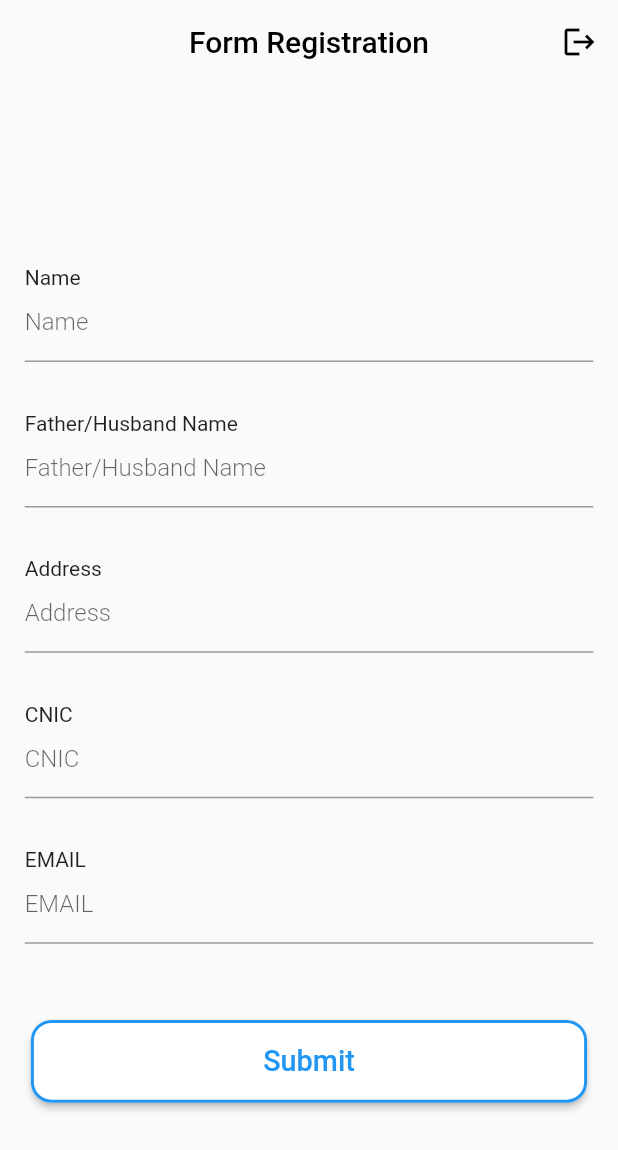
After one commit to hassankhan5805/Smart-License, a Flutter app: the FormRegistration screen opened directly, on a phone screen of 412 x 824 dp. The commit adds this screen. Shown: the top 1150 px of the screen. Run offline on Flutter 3.47's test engine with Material 2 defaults, Android fonts, the phone set to English and light mode, and no system bars; our stand-ins replace cloud_firestore, firebase_auth, firebase_core, get, sizer; accounts and stored records are empty.

Commit message:
basic form

```diff
--- a/lib/main.dart
+++ b/lib/main.dart
@@ -9,7 +9,6 @@ import 'controllers/loading.dart';
 void main() async {
   WidgetsFlutterBinding.ensureInitialized();
   await Firebase.initializeApp();
-  // await FirebaseAuth.instance.signOut();
   Get.put(LoadingController());
   runApp(const MyApp());
 }
--- a/lib/model/admin.dart
+++ b/lib/model/admin.dart
@@ -1,5 +1,4 @@
 import 'package:cloud_firestore/cloud_firestore.dart';
-import 'package:smartlicense/model/type.dart';
 
 class AdminModel {
   String? uid;
@@ -11,7 +10,7 @@ class AdminModel {
   String? type;
   String? approvedBy;
   String? approvedOn;
-  UserType? userType;
+  String? userType;
 
   AdminModel(
       {this.uid,this.name,
@@ -34,7 +33,7 @@ class AdminModel {
     type = json['userType'];
     approvedBy = json['approvedBy'];
     approvedOn = json['approvedOn'];
-    userType = UserType().instance(json['userType']);
+    userType = json['userType'];
   }
 
   Map<String, dynamic> toJson() {
--- a/lib/model/user.dart
+++ b/lib/model/user.dart
@@ -1,42 +1,200 @@
-import 'package:cloud_firestore/cloud_firestore.dart';
-import 'package:smartlicense/model/type.dart';
-
 class UserModel {
   String? name;
   String? email;
-  Timestamp? registeredOn;
-  String? profileImageUrl;
-  String? status;
-  String? type;
-  UserType? userType;
+  String? licenseNo;
+  String? fatherOrhusbandName;
+  String? dateOfBirth;
+  String? cnic;
+  String? address;
+  String? district;
+  String? gender;
+  String? contactNo;
+  String? religion;
+  String? martialStatus;
+  String? licenseCategory;
+  String? endLicenseCategory;
+  String? dOI;
+  String? bloodGroup;
+  String? validUpTo;
+  String? userType;
+  String? formComments;
+  String? formStatus;
+  String? formApprovedBy;
+  String? formApprovedOn;
+  String? appliedOn;
+  String? medicalResult;
+  String? medicalResultGivenBy;
+  String? medicalResultDeclaredOn;
+  String? medicalComments;
+  int? mediacalAttempts;
+  String? quizTrainingStatus;
+  String? quizResultDate;
+  String? quizResult;
+  String? quizResultStatus;
+  int? quizAttempts;
+  String? drivingTestDate;
+  int? drivingAttempts;
+  String? drivingTestMonitor;
+  String? drivingTestResult;
+  String? drivingTestComments;
+  String? licenseApproval;
+  String? licensePickupDate;
+  String? licensePickupLocation;
+  String? licenseAssignedOn;
+  String? licenseGivenBy;
+  String? userConcent;
+  String? profilePictureUrl;
+  String? idFrontUrl;
+  String? idBackUrl;
 
   UserModel(
-      {this.name,
-      this.email,
-      this.registeredOn,
-      this.profileImageUrl,
-      this.status,
-      this.type,
-      this.userType});
+      {this.name="",
+      this.email="",
+      this.licenseNo="",
+      this.fatherOrhusbandName="",
+      this.dateOfBirth="",
+      this.cnic="",
+      this.address="",
+      this.district="",
+      this.gender="",
+      this.contactNo="",
+      this.religion="",
+      this.martialStatus="",
+      this.licenseCategory="",
+      this.endLicenseCategory="",
+      this.dOI="",
+      this.bloodGroup="",
+      this.validUpTo="",
+      this.userType="",
+      this.formComments="",
+      this.formStatus="",
+      this.formApprovedBy="",
+      this.formApprovedOn="",
+      this.appliedOn="",
+      this.medicalResult="",
+      this.medicalResultGivenBy="",
+      this.medicalResultDeclaredOn="",
+      this.medicalComments="",
+      this.mediacalAttempts=0,
+      this.quizTrainingStatus="",
+      this.quizResultDate="",
+      this.quizResult="",
+      this.quizResultStatus="",
+      this.quizAttempts=0,
+      this.drivingTestDate="",
+      this.drivingAttempts=0,
+      this.drivingTestMonitor="",
+      this.drivingTestResult="",
+      this.drivingTestComments="",
+      this.licenseApproval="",
+      this.licensePickupDate="",
+      this.licensePickupLocation="",
+      this.licenseAssignedOn="",
+      this.licenseGivenBy="",
+      this.userConcent="",
+      this.profilePictureUrl="",
+      this.idFrontUrl="",
+      this.idBackUrl=""});
 
   UserModel.fromJson(Map<String, dynamic> json) {
     name = json['name'];
     email = json['email'];
-    registeredOn = json['registeredOn'];
-    profileImageUrl = json['profileImageUrl'];
-    status = json['status'];
-    type = json['userType'];
-    userType = UserType().instance(json['userType']);
+    licenseNo = json['licenseNo'];
+    fatherOrhusbandName = json['fatherOrhusbandName'];
+    dateOfBirth = json['dateOfBirth'];
+    cnic = json['cnic'];
+    address = json['address'];
+    district = json['district'];
+    gender = json['gender'];
+    contactNo = json['contactNo'];
+    religion = json['religion'];
+    martialStatus = json['martialStatus'];
+    licenseCategory = json['licenseCategory'];
+    endLicenseCategory = json['EndLicenseCategory'];
+    dOI = json['DOI'];
+    bloodGroup = json['bloodGroup'];
+    validUpTo = json['validUpTo'];
+    userType = json['userType'];
+    formComments = json['formComments'];
+    formStatus = json['formStatus'];
+    formApprovedBy = json['formApprovedBy'];
+    formApprovedOn = json['formApprovedOn'];
+    appliedOn = json['appliedOn'];
+    medicalResult = json['medicalResult'];
+    medicalResultGivenBy = json['medicalResultGivenBy'];
+    medicalResultDeclaredOn = json['medicalResultDeclaredOn'];
+    medicalComments = json['medicalComments'];
+    mediacalAttempts = json['mediacalAttempts'];
+    quizTrainingStatus = json['quizTrainingStatus'];
+    quizResultDate = json['quizResultDate'];
+    quizResult = json['quizResult'];
+    quizResultStatus = json['quizResultStatus'];
+    quizAttempts = json['quizAttempts'];
+    drivingTestDate = json['drivingTestDate'];
+    drivingAttempts = json['drivingAttempts'];
+    drivingTestMonitor = json['drivingTestMonitor'];
+    drivingTestResult = json['drivingTestResult'];
+    drivingTestComments = json['drivingTestComments'];
+    licenseApproval = json['licenseApproval'];
+    licensePickupDate = json['licensePickupDate'];
+    licensePickupLocation = json['licensePickupLocation'];
+    licenseAssignedOn = json['licenseAssignedOn'];
+    licenseGivenBy = json['licenseGivenBy'];
+    userConcent = json['userConcent'];
+    profilePictureUrl = json['profilePictureUrl'];
+    idFrontUrl = json['idFrontUrl'];
+    idBackUrl = json['idBackUrl'];
   }
 
   Map<String, dynamic> toJson() {
     final Map<String, dynamic> data = new Map<String, dynamic>();
     data['name'] = this.name;
     data['email'] = this.email;
-    data['registeredOn'] = this.registeredOn;
-    data['profileImageUrl'] = this.profileImageUrl;
-    data['status'] = this.status;
-    data['userType'] = this.type;
+    data['licenseNo'] = this.licenseNo;
+    data['fatherOrhusbandName'] = this.fatherOrhusbandName;
+    data['dateOfBirth'] = this.dateOfBirth;
+    data['cnic'] = this.cnic;
+    data['address'] = this.address;
+    data['district'] = this.district;
+    data['gender'] = this.gender;
+    data['contactNo'] = this.contactNo;
+    data['religion'] = this.religion;
+    data['martialStatus'] = this.martialStatus;
+    data['licenseCategory'] = this.licenseCategory;
+    data['EndLicenseCategory'] = this.endLicenseCategory;
+    data['DOI'] = this.dOI;
+    data['bloodGroup'] = this.bloodGroup;
+    data['validUpTo'] = this.validUpTo;
+    data['userType'] = this.userType;
+    data['formComments'] = this.formComments;
+    data['formStatus'] = this.formStatus;
+    data['formApprovedBy'] = this.formApprovedBy;
+    data['formApprovedOn'] = this.formApprovedOn;
+    data['appliedOn'] = this.appliedOn;
+    data['medicalResult'] = this.medicalResult;
+    data['medicalResultGivenBy'] = this.medicalResultGivenBy;
+    data['medicalResultDeclaredOn'] = this.medicalResultDeclaredOn;
+    data['medicalComments'] = this.medicalComments;
+    data['mediacalAttempts'] = this.mediacalAttempts;
+    data['quizTrainingStatus'] = this.quizTrainingStatus;
+    data['quizResultDate'] = this.quizResultDate;
+    data['quizResult'] = this.quizResult;
+    data['quizResultStatus'] = this.quizResultStatus;
+    data['quizAttempts'] = this.quizAttempts;
+    data['drivingTestDate'] = this.drivingTestDate;
+    data['drivingAttempts'] = this.drivingAttempts;
+    data['drivingTestMonitor'] = this.drivingTestMonitor;
+    data['drivingTestResult'] = this.drivingTestResult;
+    data['drivingTestComments'] = this.drivingTestComments;
+    data['licenseApproval'] = this.licenseApproval;
+    data['licensePickupDate'] = this.licensePickupDate;
+    data['licensePickupLocation'] = this.licensePickupLocation;
+    data['licenseAssignedOn'] = this.licenseAssignedOn;
+    data['licenseGivenBy'] = this.licenseGivenBy;
+    data['userConcent'] = this.userConcent;
+    data['profilePictureUrl'] = this.profilePictureUrl;
+    data['idFrontUrl'] = this.idFrontUrl;
+    data['idBackUrl'] = this.idBackUrl;
     return data;
   }
 }
--- a/lib/services/admin.dart
+++ b/lib/services/admin.dart
@@ -55,7 +55,7 @@ class AdminServices {
         List<AdminModel> list = [];
         event.docs.forEach((element) {
           final admin = AdminModel.fromJson(element.data());
-          if (admin.uid != auth.currentUser!.uid && !admin.userType!.blocked)
+          if (admin.uid != auth.currentUser!.uid && (admin.userType!="blocked"))
             list.add(admin);
         });
         loading(false);
@@ -75,8 +75,6 @@ class AdminServices {
               ? "trafficAdmin"
               : "medicalAdmin";
       loading(true);
-      print("objectUID");
-      print(admin.uid);
       await firestore
           .collection("admins")
           .doc(admin.uid)
--- a/lib/services/user.dart
+++ b/lib/services/user.dart
@@ -12,10 +12,8 @@ class UserServices {
   registerUser({required String name, required User user}) async {
     var x = UserModel(
       name: name,
-      email: user.email,
-      registeredOn: Timestamp.now(),
-      status: "",
-      type: "user",
+      email: user.email!,
+      userType: "registration",
     );
     try {
       await firestore.collection("users").doc(user.uid).set(x.toJson());
--- a/lib/utils/widgets/text_field.dart
+++ b/lib/utils/widgets/text_field.dart
@@ -2,23 +2,32 @@ import 'package:flutter/material.dart';
 import 'package:sizer/sizer.dart';
 
 textField(String hint, TextEditingController controller,
-    {Widget? widget, bool? obscureText,TextInputType textInputType = TextInputType.text}) {
+    {Widget? widget,
+    bool? obscureText,
+    TextInputType textInputType = TextInputType.text,
+    bool readOnly = false}) {
   return Padding(
     padding: EdgeInsets.symmetric(horizontal: 4.w, vertical: 2.h),
-    child: TextField(
+    child: Column(
+      crossAxisAlignment: CrossAxisAlignment.start,
+      children: [
+        Text(hint),
+        TextField(
           style: TextStyle(color: Colors.blue),
           controller: controller,
           keyboardType: textInputType,
           cursorColor: Colors.lightBlue,
+          readOnly: readOnly,
           decoration: InputDecoration(
               suffixIcon: widget ?? SizedBox(),
-          border: UnderlineInputBorder(
-              ),
+              border: UnderlineInputBorder(),
               focusedBorder: UnderlineInputBorder(
                   borderSide: BorderSide(color: Colors.lightBlue)),
               hintText: hint,
               hintStyle: TextStyle(fontWeight: FontWeight.w300)),
           obscureText: obscureText ?? false,
+        ),
+      ],
     ),
   );
 }
--- a/lib/views/admin/super/super_admin.dart
+++ b/lib/views/admin/super/super_admin.dart
@@ -59,7 +59,7 @@ Widget AdminCard(
   final heading = TextStyle(
       color: Colors.white, fontSize: 16.sp, fontWeight: FontWeight.bold);
   return Container(
-    height: admin.userType!.pendingAdmin ? 27.h : 17.h,
+    height: admin.userType=="pendingAdmin" ? 27.h : 17.h,
     width: double.infinity,
     decoration: BoxDecoration(
       color: Color.fromARGB(255, 59, 88, 97),
@@ -99,7 +99,7 @@ Widget AdminCard(
           ],
         ),
         Visibility(
-            visible: admin.userType!.pendingAdmin,
+            visible: admin.userType=="pendingAdmin",
             child: Column(
               children: [
                 SizedBox(height: 2.h),
--- a/lib/views/admin/waiting.dart
+++ b/lib/views/admin/waiting.dart
@@ -11,7 +11,7 @@ class WaitingRoom extends StatelessWidget {
   @override
   Widget build(BuildContext context) {
     return Scaffold(
-      appBar: appBar(context:context,title: "Waiting room"),
+      appBar: appBar(context: context, title: "Waiting room"),
       body: Container(
         child: Center(
             child: adminCntr.admin != null
@@ -19,7 +19,7 @@ class WaitingRoom extends StatelessWidget {
                     init: Get.put<AdminController>(AdminController()),
                     builder: (admin) {
                       if (admin.admin!.value.userType != null &&
-                          !admin.admin!.value.userType!.pendingAdmin)
+                          (admin.admin!.value.userType != "pendingAdmin"))
                         Reception().userReception();
                       return Text(admin.admin!.value.type == null
                           ? "No data"
--- a/lib/views/authentication/signin.dart
+++ b/lib/views/authentication/signin.dart
@@ -38,11 +38,7 @@ class Signin extends StatelessWidget {
                     crossAxisAlignment: CrossAxisAlignment.center,
                     children: [
                       SizedBox(
-                        height: 3.h,
-                      ),
-                      alignHeadingText("SignIn"),
-                      SizedBox(
-                        height: 3.h,
+                        height: 6.h,
                       ),
                       alignBodyText("Welcome back to Easy Driving License"),
                       SizedBox(
--- a/lib/views/authentication/signup.dart
+++ b/lib/views/authentication/signup.dart
@@ -26,7 +26,8 @@ class SignUp extends StatelessWidget {
       children: [
         Scaffold(
           backgroundColor: Colors.white,
-          appBar: appBar(context:context,title: "Register", showLogout: false),
+          appBar:
+              appBar(context: context, title: "Register", showLogout: false),
           body: Padding(
             padding: EdgeInsets.all(8.sp),
             child: ListView(
@@ -54,7 +55,6 @@ class SignUp extends StatelessWidget {
                       value: isAdmin.value,
                       onChange: (v) {
                         isAdmin.value = v;
-                        print(v);
                       }),
                 ),
                 Obx(() => Visibility(
--- /dev/null
+++ b/lib/views/user/form.dart
@@ -0,0 +1,45 @@
+
+import 'package:flutter/material.dart';
+import 'package:sizer/sizer.dart';
+
+import '../../model/user.dart';
+import '../../utils/widgets/text_field.dart';
+
+class UserForm extends StatelessWidget {
+  UserForm({Key? key, required this.user, this.readOnly = true})
+      : super(key: key);
+
+  final UserModel user;
+  final bool readOnly;
+  late final name = TextEditingController(text: user.name);
+  late final address = TextEditingController(text: user.address);
+  late final cnin = TextEditingController(text: user.cnic);
+  late final bloodGroup = TextEditingController(text: user.bloodGroup);
+  late final contact = TextEditingController(text: user.contactNo);
+  late final email = TextEditingController(text: user.email);
+  late final formStatus = TextEditingController(text: user.formStatus);
+  late final type = TextEditingController(text: user.userType);
+  late final fatherOrHusbandName =
+      TextEditingController(text: user.fatherOrhusbandName);
+
+  @override
+  Widget build(BuildContext context) {
+    return Container(
+      height: 60.h,
+      child: ListView(
+        children: [
+          textField("Name", name, readOnly: readOnly),
+          textField("Father/Husband Name", fatherOrHusbandName,
+              readOnly: readOnly),
+          textField("Address", address, readOnly: readOnly),
+          textField("CNIC", cnin, readOnly: readOnly),
+          textField("EMAIL", email, readOnly: readOnly),
+          textField("Blood Group", bloodGroup, readOnly: readOnly),
+          textField("Contact #", contact, readOnly: readOnly),
+          textField("Form Status", formStatus, readOnly: true),
+          textField("User Status & Type", type, readOnly: true)
+        ],
+      ),
+    );
+  }
+}
--- /dev/null
+++ b/lib/views/user/form_registration.dart
@@ -0,0 +1,35 @@
+import 'package:flutter/material.dart';
+import 'package:get/get_state_manager/src/rx_flutter/rx_obx_widget.dart';
+import 'package:sizer/sizer.dart';
+import 'package:smartlicense/controllers/user_controller.dart';
+import 'package:smartlicense/utils/appbar.dart';
+import '../../utils/widgets/custom_button.dart';
+import 'form.dart';
+
+class FormRegistration extends StatelessWidget {
+  FormRegistration({super.key});
+  final name = TextEditingController();
+
+  @override
+  Widget build(BuildContext context) {
+    return Scaffold(
+      appBar: appBar(
+          context: context, title: "Form Registration", hideBackButton: true),
+      body: Center(
+        child: Column(
+          mainAxisAlignment: MainAxisAlignment.center,
+          children: [
+            Obx(() => Text(userCntr.user.value.formComments.toString(),
+                style: TextStyle(color: Colors.red))),
+            Obx(() => UserForm(user: userCntr.user.value, readOnly: false)),
+            SizedBox(
+              height: 3.h,
+            ),
+            customButton("Submit", () {},
+                bgColor: (Colors.white), textColor: Colors.blue),
+          ],
+        ),
+      ),
+    );
+  }
+}
```
Also changed, not shown: lib/model/type.dart (deleted, +0 -57 lines), lib/services/authentication.dart (+5 -5 lines), lib/services/reception.dart (+66 -28 lines), lib/views/user/homepage.dart (deleted, +0 -29 lines), 2 other files. Lines whose indentation alone changed are shown as unchanged.
